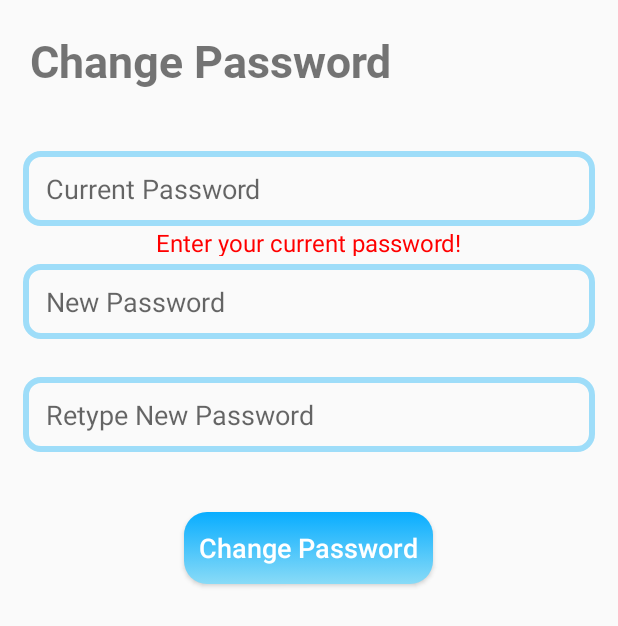
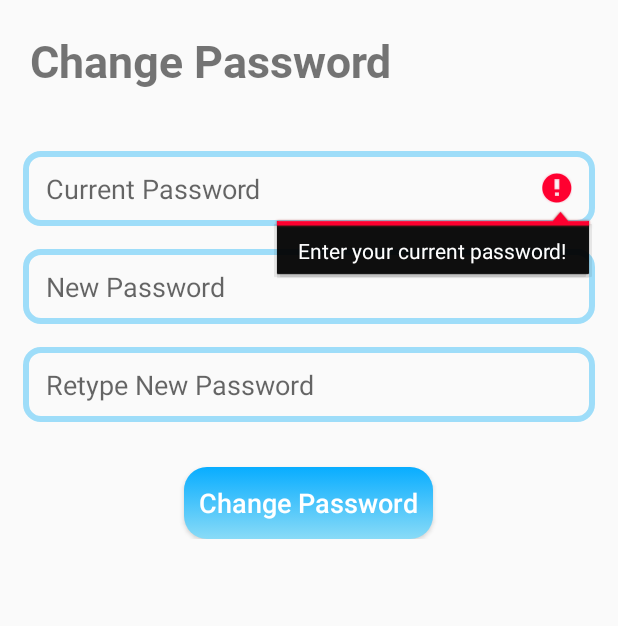
Before and after one commit to congson99/Smart-Warehouse, an Android app: the ChangePassActivity screen opened directly, with no data from a screen before it, after a tap on "Change Password", on a phone screen of 412 x 824 dp. Shown: the top 626 px of the screen. Run offline under Robolectric (Android 15) with nearby library versions, the phone set to English and light mode, and no system bars; our stand-ins replace Firebase (no records; nobody signed in at launch, a user with empty details on screens opened directly).

Commit message:
Update Effect

```diff
--- a/app/src/main/java/com/example/warehousemanagement/ChangePassActivity.java
+++ b/app/src/main/java/com/example/warehousemanagement/ChangePassActivity.java
@@ -10,6 +10,7 @@ import android.view.View;
 import android.widget.Button;
 import android.widget.EditText;
 import android.widget.TextView;
+import android.widget.Toast;
 
 import com.google.firebase.database.DataSnapshot;
 import com.google.firebase.database.DatabaseError;
@@ -24,10 +25,6 @@ public class ChangePassActivity extends AppCompatActivity {
     EditText new_pass;
     EditText new_passcf;
     EditText old_pass;
-    TextView w1;
-    TextView w2;
-    TextView w3;
-    TextView w;
     Button bt_change;
 
     @Override
@@ -46,10 +43,6 @@ public class ChangePassActivity extends AppCompatActivity {
         new_pass = (EditText) findViewById(R.id.changepass_new_pass);
         new_passcf = (EditText) findViewById(R.id.changepass_new_passcf);
         old_pass = (EditText) findViewById(R.id.changepass_old_pass);
-        w1 = (TextView) findViewById(R.id.changepass_warn1);
-        w2 = (TextView) findViewById(R.id.changepass_warn2);
-        w3 = (TextView) findViewById(R.id.changepass_warn3);
-        w = (TextView) findViewById(R.id.changepass_warn);
         bt_change = (Button) findViewById(R.id.changepass_bt_change);
 
         //change_button
@@ -58,31 +51,24 @@ public class ChangePassActivity extends AppCompatActivity {
             public void onClick(View view) {
                 //Check old pass null
                 if(old_pass.getText().toString().equals("")){
-                    w3.setText("Enter your current password!");
-                    w1.setText("");
-                    w2.setText("");
+                    old_pass.setError("Enter your current password!");
                 }
                 else {
                     //Check new pass null
                     if(new_pass.getText().toString().equals("")){
-                        w1.setText("Enter new password!");
-                        w2.setText("");
-                        w3.setText("");
+                        new_pass.setError("Enter new password!");
                     }
                     else {
                         //Check new passcf null
                         if(new_passcf.getText().toString().equals("")){
-                            w2.setText("Enter the new password again!");
-                            w1.setText("");
-                            w3.setText("");
+                            new_passcf.setError("Enter the new password again!");
                         }
                         else {
                             //nothing null
                             //Check pass
                             if(!new_pass.getText().toString().equals(new_passcf.getText().toString())){
-                                w2.setText("Mật khẩu không trùng khớp!");
-                                w1.setText("");
-                                w3.setText("");
+                                new_pass.setError("Password does not match!");
+                                new_passcf.setError("Password does not match!");
                                 new_pass.setText("");
                                 new_passcf.setText("");
                             }
@@ -93,22 +79,17 @@ public class ChangePassActivity extends AppCompatActivity {
                                     public void onDataChange(@NonNull DataSnapshot dataSnapshot) {
                                         if(!old_pass.getText().toString().equals(dataSnapshot.getValue().toString())){
                                             if(!old_pass.getText().toString().equals("")){
-                                                w3.setText("Password does not match!");
-                                                w1.setText("");
-                                                w2.setText("");
+                                                old_pass.setError("Wrong Password");
                                             }
                                             old_pass.setText("");
                                         }
                                         else {
                                             if(old_pass.getText().toString().equals(dataSnapshot.getValue().toString())){
                                                 databaseReference.setValue(new_pass.getText().toString());
-                                                w.setText("You have just changed your password!");
+                                                Toast.makeText(ChangePassActivity.this, "Change successful!", Toast.LENGTH_LONG).show();
                                                 new_pass.setText("");
                                                 new_passcf.setText("");
                                                 old_pass.setText("");
-                                                w1.setText("");
-                                                w2.setText("");
-                                                w3.setText("");
                                             }
                                         }
                                     }
--- a/app/src/main/res/layout/activity_change_pass.xml
+++ b/app/src/main/res/layout/activity_change_pass.xml
@@ -36,20 +36,11 @@
             android:background="@drawable/border_edittext_change_pass"
             android:hint="Current Password"/>
 
-        <TextView
-            android:id="@+id/changepass_warn3"
-            android:layout_width="wrap_content"
-            android:layout_height="20dp"
-            android:layout_gravity="center_horizontal"
-            android:textSize="16sp"
-            android:textColor="#FF0000"
-            android:text=""/>
-
         <EditText
             android:id="@+id/changepass_new_pass"
             android:layout_width="match_parent"
             android:layout_height="50dp"
-            android:layout_marginTop="5dp"
+            android:layout_marginTop="15dp"
             android:layout_marginStart="15dp"
             android:layout_marginEnd="15dp"
             android:paddingStart="15dp"
@@ -58,20 +49,11 @@
             android:background="@drawable/border_edittext_change_pass"
             android:hint="New Password"/>
 
-        <TextView
-            android:id="@+id/changepass_warn1"
-            android:layout_width="wrap_content"
-            android:layout_height="20dp"
-            android:layout_gravity="center_horizontal"
-            android:textSize="16sp"
-            android:textColor="#FF0000"
-            android:text=""/>
-
         <EditText
             android:id="@+id/changepass_new_passcf"
             android:layout_width="match_parent"
             android:layout_height="50dp"
-            android:layout_marginTop="5dp"
+            android:layout_marginTop="15dp"
             android:layout_marginStart="15dp"
             android:layout_marginEnd="15dp"
             android:paddingStart="15dp"
@@ -80,37 +62,17 @@
             android:background="@drawable/border_edittext_change_pass"
             android:hint="Retype New Password"/>
 
-        <TextView
-            android:id="@+id/changepass_warn2"
-            android:layout_width="wrap_content"
-            android:layout_gravity="center_horizontal"
-            android:layout_height="20dp"
-            android:textSize="16sp"
-            android:textColor="#FF0000"
-            android:text=""/>
-
         <Button
             android:id="@+id/changepass_bt_change"
             android:layout_width="wrap_content"
             android:layout_height="wrap_content"
             android:layout_gravity="center_horizontal"
-            android:layout_marginTop="20dp"
+            android:layout_marginTop="30dp"
             android:background="@drawable/button_save_change_pass"
             android:text="Change Password"
             android:textColor="#FFFFFF"
             android:textAllCaps="false"
             android:textSize="18sp"/>
 
-        <TextView
-            android:id="@+id/changepass_warn"
-            android:layout_width="wrap_content"
-            android:layout_gravity="center_horizontal"
-            android:layout_height="40dp"
-            android:textSize="18sp"
-            android:layout_marginTop="20dp"
-            android:textColor="#5C00FF"
-            android:fontFamily="@font/roboto_bold"
-            android:text=""/>
-
     </LinearLayout>
 </RelativeLayout>
```
Also changed, not shown: app/src/main/java/com/example/warehousemanagement/ChangeInfoActivity.java (+3 -11 lines), app/src/main/java/com/example/warehousemanagement/EnvironmentActivity.java (+3 -6 lines), app/src/main/java/com/example/warehousemanagement/LoginActivity.java (+7 -4 lines), app/src/main/java/com/example/warehousemanagement/RegisterActivity.java (+9 -6 lines), app/src/main/res/layout/activity_change_info.xml (+2 -20 lines), app/src/main/res/layout/activity_environment.xml (+2 -15 lines).
